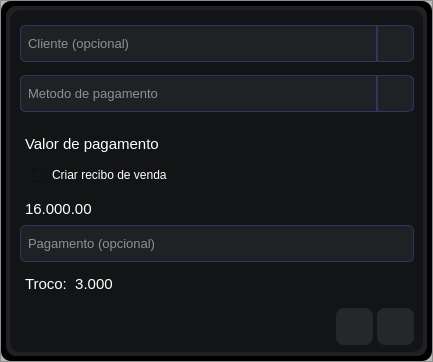
This is src/gui/ui/windows/ui_file/finalizador_de_venda.ui in NdondaDaniel2020/SalesManagement as Qt 5 draws it before an edit. The edited form follows.
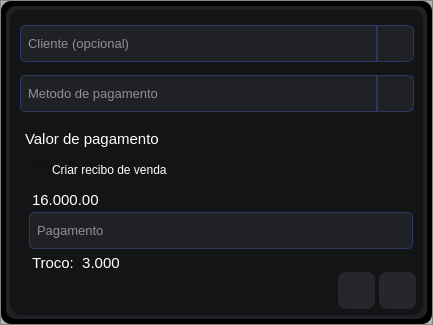
This is the edited form. Icons and pictures are not drawn.

Commit message: frame de notificações foi adicionado na ui

```diff
--- a/src/gui/ui/windows/ui_file/finalizador_de_venda.ui
+++ b/src/gui/ui/windows/ui_file/finalizador_de_venda.ui
@@ -7,7 +7,7 @@
     <x>0</x>
     <y>0</y>
     <width>433</width>
-    <height>362</height>
+    <height>325</height>
    </rect>
   </property>
   <property name="windowTitle">
@@ -32,7 +32,7 @@
    <item>
     <widget class="QFrame" name="frame_2">
      <property name="styleSheet">
-      <string notr="true">background-color: rgb(184, 184, 185);</string>
+      <string notr="true">background-color: rgba(0, 0, 0, 65);</string>
      </property>
      <property name="frameShape">
       <enum>QFrame::StyledPanel</enum>
@@ -61,13 +61,13 @@
         <property name="minimumSize">
          <size>
           <width>431</width>
-          <height>360</height>
+          <height>323</height>
          </size>
         </property>
         <property name="maximumSize">
          <size>
           <width>431</width>
-          <height>360</height>
+          <height>323</height>
          </size>
         </property>
         <property name="styleSheet">
@@ -75,93 +75,6 @@
 background-color: rgb(0, 0, 0);
 border-radius: 10px;}
 
-QScrollBar:horizontal {
-    border: none;
-    background: #26272b;
-    height: 8px;
-    margin: 0px 21px 0 21px;
-	border-radius: 0px;
-}
-QScrollBar::handle:horizontal {
-    background: rgba(64, 80, 170, 150);
-    min-width: 25px;
-	border-radius: 4px
-}
-QScrollBar::handle:horizontal:hover {
-    background: rgba(64, 80, 170, 190);
-    min-width: 25px;
-	border-radius: 4px
-}
-QScrollBar::add-line:horizontal {
-    border: none;
-    background: #313237;
-    width: 20px;
-	border-top-right-radius: 4px;
-    border-bottom-right-radius: 4px;
-    subcontrol-position: right;
-    subcontrol-origin: margin;
-}
-QScrollBar::sub-line:horizontal {
-    border: none;
-    background: #313237;
-    width: 20px;
-	border-top-left-radius: 4px;
-    border-bottom-left-radius: 4px;
-    subcontrol-position: left;
-    subcontrol-origin: margin;
-}
-QScrollBar::up-arrow:horizontal, QScrollBar::down-arrow:horizontal
-{
-     background: none;
-}
-QScrollBar::add-page:horizontal, QScrollBar::sub-page:horizontal
-{
-     background: none;
-}
-
-
-QScrollBar:vertical {
-	 border: none;
-     background: #26272b;
-     width: 8px;
-     margin: 21px 0 21px 0;
-	 border-radius: 0px;
-}
-QScrollBar::handle:vertical {
-    background: rgba(64, 80, 170, 150);
-    min-width: 25px;
-	border-radius: 4px
-}
-QScrollBar::handle:vertical:hover {
-    background: rgba(64, 80, 170, 190);
-    min-width: 25px;
-	border-radius: 4px
-}
-QScrollBar::add-line:vertical {
-     border: none;
-     background: #313237;
-     height: 20px;
-	 border-bottom-left-radius: 4px;
-     border-bottom-right-radius: 4px;
-     subcontrol-position: bottom;
-     subcontrol-origin: margin;
-}
-QScrollBar::sub-line:vertical {
-	 border: none;
-     background: #313237;
-     height: 20px;
-	 border-top-left-radius: 4px;
-     border-top-right-radius: 4px;
-     subcontrol-position: top;
-     subcontrol-origin: margin;
-}
-QScrollBar::up-arrow:vertical, QScrollBar::down-arrow:vertical {
-     background: none;
-}
-
-QScrollBar::add-page:vertical, QScrollBar::sub-page:vertical {
-     background: none;
-}
 </string>
         </property>
         <property name="frameShape">
@@ -378,9 +291,9 @@
                  <widget class="QLineEdit" name="lineEdit_nome_produto">
                   <property name="geometry">
                    <rect>
-                    <x>5</x>
-                    <y>210</y>
-                    <width>394</width>
+                    <x>14</x>
+                    <y>197</y>
+                    <width>384</width>
                     <height>37</height>
                    </rect>
                   </property>
@@ -396,7 +309,7 @@
                    </font>
                   </property>
                   <property name="placeholderText">
-                   <string>Pagamento (opcional)</string>
+                   <string>Pagamento</string>
                   </property>
                  </widget>
                  <widget class="QComboBox" name="combo_box_categoria">
@@ -460,7 +373,7 @@
                   <property name="geometry">
                    <rect>
                     <x>10</x>
-                    <y>120</y>
+                    <y>115</y>
                     <width>140</width>
                     <height>18</height>
                    </rect>
@@ -478,7 +391,7 @@
                   <property name="geometry">
                    <rect>
                     <x>17</x>
-                    <y>150</y>
+                    <y>145</y>
                     <width>135</width>
                     <height>20</height>
                    </rect>
@@ -490,8 +403,8 @@
                  <widget class="QLabel" name="lb_valor_pagamento">
                   <property name="geometry">
                    <rect>
-                    <x>10</x>
-                    <y>185</y>
+                    <x>17</x>
+                    <y>176</y>
                     <width>381</width>
                     <height>18</height>
                    </rect>
@@ -508,8 +421,8 @@
                  <widget class="QLabel" name="lbl_troco">
                   <property name="geometry">
                    <rect>
-                    <x>10</x>
-                    <y>260</y>
+                    <x>17</x>
+                    <y>239</y>
                     <width>381</width>
                     <height>18</height>
                    </rect>
@@ -704,13 +617,13 @@
                  <property name="minimumSize">
                   <size>
                    <width>0</width>
-                   <height>44</height>
+                   <height>40</height>
                   </size>
                  </property>
                  <property name="maximumSize">
                   <size>
                    <width>16777215</width>
-                   <height>44</height>
+                   <height>40</height>
                   </size>
                  </property>
                  <property name="styleSheet">
@@ -727,16 +640,16 @@
                    <number>4</number>
                   </property>
                   <property name="leftMargin">
-                   <number>4</number>
+                   <number>2</number>
                   </property>
                   <property name="topMargin">
-                   <number>4</number>
+                   <number>2</number>
                   </property>
                   <property name="rightMargin">
-                   <number>4</number>
+                   <number>2</number>
                   </property>
                   <property name="bottomMargin">
-                   <number>0</number>
+                   <number>2</number>
                   </property>
                   <item>
                    <spacer name="horizontalSpacer">
```
Left out of the diff: 35 changed lines with no effect on the pictures.
